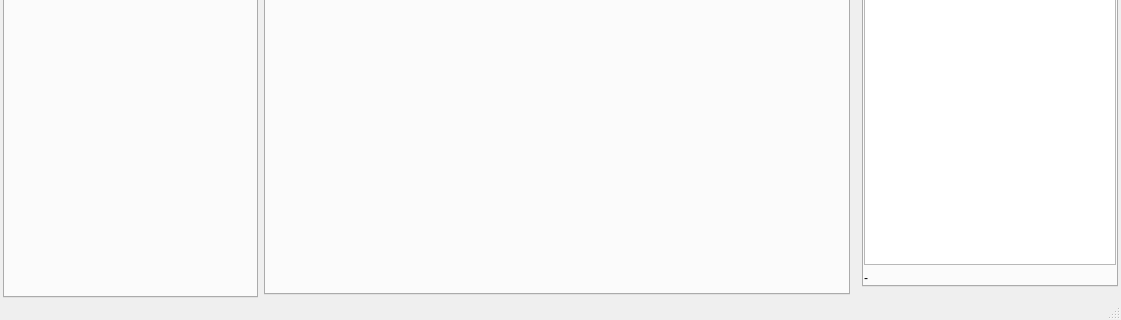
Before: the Qt Designer form SVDModel/SVDUI/mainwindow.ui in edfm-tum/SVD, drawn with Qt 5; both pictures show x 0 to 1121 and y 399 to 719 of the 1121 by 719 pixel window.
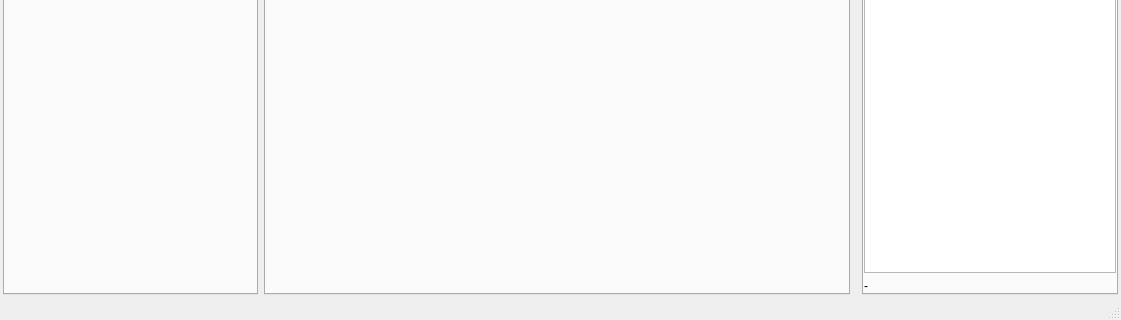
After: the same form once the commit is applied. The open tabs and pages were chosen to show the change. Icons and pictures are not drawn. Custom widgets are drawn as their Qt base class.

Diff of the .ui file:
```diff
--- a/SVDModel/SVDUI/mainwindow.ui
+++ b/SVDModel/SVDUI/mainwindow.ui
@@ -364,7 +364,7 @@
       <number>0</number>
      </property>
      <property name="bottomMargin">
-      <number>0</number>
+      <number>3</number>
      </property>
      <item>
       <widget class="QTabWidget" name="tabLeft">
@@ -499,6 +499,9 @@
      <property name="rightMargin">
       <number>3</number>
      </property>
+     <property name="bottomMargin">
+      <number>3</number>
+     </property>
      <item>
       <widget class="QTabWidget" name="tabWidget_2">
        <property name="currentIndex">
```
Left out of the diff: 16 changed lines with no effect on the pictures.
